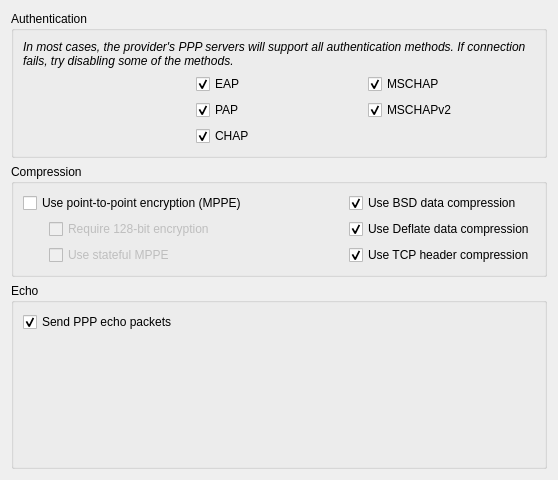
Qt form lib/editor/ui/ppp.ui (KDE/plasma-nm) before a commit.
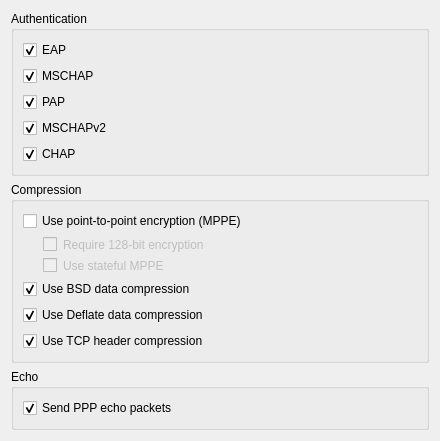
The same form after that commit.

Patch:
```diff
--- a/lib/editor/ui/ppp.ui
+++ b/lib/editor/ui/ppp.ui
@@ -6,50 +6,30 @@
    <rect>
     <x>0</x>
     <y>0</y>
-    <width>558</width>
-    <height>480</height>
+    <width>440</width>
+    <height>423</height>
    </rect>
   </property>
   <layout class="QVBoxLayout" name="verticalLayout">
    <item>
     <widget class="QGroupBox" name="authGroup">
+     <property name="sizePolicy">
+      <sizepolicy hsizetype="MinimumExpanding" vsizetype="Preferred">
+       <horstretch>0</horstretch>
+       <verstretch>0</verstretch>
+      </sizepolicy>
+     </property>
      <property name="title">
       <string>Authentication</string>
      </property>
-     <property name="flat">
-      <bool>false</bool>
-     </property>
-     <layout class="QGridLayout" name="gridLayout">
-      <item row="0" column="0" colspan="3">
-       <widget class="QLabel" name="label">
-        <property name="text">
-         <string>&lt;html&gt;&lt;head/&gt;&lt;body&gt;&lt;p&gt;&lt;span style=&quot; font-style:italic;&quot;&gt;In most cases, the provider's PPP servers will support all authentication methods. If connection fails, try disabling some of the methods.&lt;/span&gt;&lt;/p&gt;&lt;/body&gt;&lt;/html&gt;</string>
-        </property>
-        <property name="textFormat">
-         <enum>Qt::RichText</enum>
-        </property>
-        <property name="wordWrap">
-         <bool>true</bool>
-        </property>
-       </widget>
-      </item>
-      <item row="1" column="0">
-       <spacer name="horizontalSpacer">
-        <property name="orientation">
-         <enum>Qt::Horizontal</enum>
-        </property>
-        <property name="sizeType">
-         <enum>QSizePolicy::Fixed</enum>
-        </property>
-        <property name="sizeHint" stdset="0">
-         <size>
-          <width>20</width>
-          <height>20</height>
-         </size>
-        </property>
-       </spacer>
-      </item>
-      <item row="1" column="1">
+     <layout class="QFormLayout" name="formLayout">
+      <property name="fieldGrowthPolicy">
+       <enum>QFormLayout::AllNonFixedFieldsGrow</enum>
+      </property>
+      <property name="labelAlignment">
+       <set>Qt::AlignLeading|Qt::AlignLeft|Qt::AlignVCenter</set>
+      </property>
+      <item row="0" column="0">
        <widget class="QCheckBox" name="eap">
         <property name="text">
          <string>EAP</string>
@@ -59,7 +39,7 @@
         </property>
        </widget>
       </item>
-      <item row="1" column="2">
+      <item row="1" column="0">
        <widget class="QCheckBox" name="mschap">
         <property name="text">
          <string>MSCHAP</string>
@@ -69,7 +49,7 @@
         </property>
        </widget>
       </item>
-      <item row="2" column="1">
+      <item row="2" column="0">
        <widget class="QCheckBox" name="pap">
         <property name="text">
          <string>PAP</string>
@@ -79,7 +59,7 @@
         </property>
        </widget>
       </item>
-      <item row="2" column="2">
+      <item row="3" column="0">
        <widget class="QCheckBox" name="mschapv2">
         <property name="text">
          <string>MSCHAPv2</string>
@@ -89,7 +69,7 @@
         </property>
        </widget>
       </item>
-      <item row="3" column="1">
+      <item row="4" column="0">
        <widget class="QCheckBox" name="chap">
         <property name="text">
          <string>CHAP</string>
@@ -113,21 +93,18 @@
      <property name="checkable">
       <bool>false</bool>
      </property>
-     <layout class="QGridLayout" name="gridLayout_2">
-      <item row="0" column="0" colspan="2">
+     <layout class="QFormLayout" name="formLayout_2">
+      <property name="labelAlignment">
+       <set>Qt::AlignLeading|Qt::AlignLeft|Qt::AlignVCenter</set>
+      </property>
+      <item row="0" column="0">
        <widget class="QCheckBox" name="mppe">
-        <property name="sizePolicy">
-         <sizepolicy hsizetype="MinimumExpanding" vsizetype="Fixed">
-          <horstretch>0</horstretch>
-          <verstretch>0</verstretch>
-         </sizepolicy>
-        </property>
         <property name="text">
          <string>Use point-to-point encryption (MPPE)</string>
         </property>
        </widget>
       </item>
-      <item row="0" column="2">
+      <item row="4" column="0">
        <widget class="QCheckBox" name="bsdComp">
         <property name="text">
          <string>Use BSD data compression</string>
@@ -137,39 +114,7 @@
         </property>
        </widget>
       </item>
-      <item row="1" column="0">
-       <spacer name="horizontalSpacer_2">
-        <property name="orientation">
-         <enum>Qt::Horizontal</enum>
-        </property>
-        <property name="sizeType">
-         <enum>QSizePolicy::Fixed</enum>
-        </property>
-        <property name="sizeHint" stdset="0">
-         <size>
-          <width>20</width>
-          <height>20</height>
-         </size>
-        </property>
-       </spacer>
-      </item>
-      <item row="1" column="1">
-       <widget class="QCheckBox" name="mppe128">
-        <property name="enabled">
-         <bool>false</bool>
-        </property>
-        <property name="sizePolicy">
-         <sizepolicy hsizetype="MinimumExpanding" vsizetype="Fixed">
-          <horstretch>0</horstretch>
-          <verstretch>0</verstretch>
-         </sizepolicy>
-        </property>
-        <property name="text">
-         <string>Require 128-bit encryption</string>
-        </property>
-       </widget>
-      </item>
-      <item row="1" column="2">
+      <item row="5" column="0">
        <widget class="QCheckBox" name="deflateComp">
         <property name="text">
          <string>Use Deflate data compression</string>
@@ -179,39 +124,7 @@
         </property>
        </widget>
       </item>
-      <item row="2" column="0">
-       <spacer name="horizontalSpacer_3">
-        <property name="orientation">
-         <enum>Qt::Horizontal</enum>
-        </property>
-        <property name="sizeType">
-         <enum>QSizePolicy::Fixed</enum>
-        </property>
-        <property name="sizeHint" stdset="0">
-         <size>
-          <width>20</width>
-          <height>20</height>
-         </size>
-        </property>
-       </spacer>
-      </item>
-      <item row="2" column="1">
-       <widget class="QCheckBox" name="mppeStateful">
-        <property name="enabled">
-         <bool>false</bool>
-        </property>
-        <property name="sizePolicy">
-         <sizepolicy hsizetype="MinimumExpanding" vsizetype="Fixed">
-          <horstretch>0</horstretch>
-          <verstretch>0</verstretch>
-         </sizepolicy>
-        </property>
-        <property name="text">
-         <string>Use stateful MPPE</string>
-        </property>
-       </widget>
-      </item>
-      <item row="2" column="2">
+      <item row="6" column="0">
        <widget class="QCheckBox" name="tcpComp">
         <property name="text">
          <string>Use TCP header compression</string>
@@ -221,6 +134,32 @@
         </property>
        </widget>
       </item>
+      <item row="1" column="0">
+       <widget class="QCheckBox" name="mppe128">
+        <property name="enabled">
+         <bool>false</bool>
+        </property>
+        <property name="styleSheet">
+         <string notr="true">padding-left: 20px</string>
+        </property>
+        <property name="text">
+         <string>Require 128-bit encryption</string>
+        </property>
+       </widget>
+      </item>
+      <item row="2" column="0">
+       <widget class="QCheckBox" name="mppeStateful">
+        <property name="enabled">
+         <bool>false</bool>
+        </property>
+        <property name="styleSheet">
+         <string notr="true">padding-left: 20px</string>
+        </property>
+        <property name="text">
+         <string>Use stateful MPPE</string>
+        </property>
+       </widget>
+      </item>
      </layout>
      <zorder>mppe</zorder>
      <zorder>mppe128</zorder>
```
Left out of the diff: 12 changed lines with no effect on the pictures.
